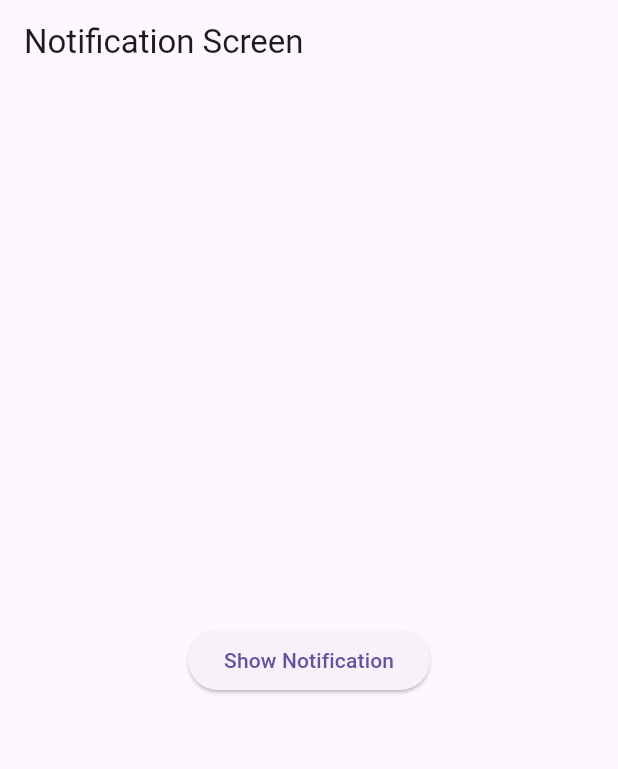
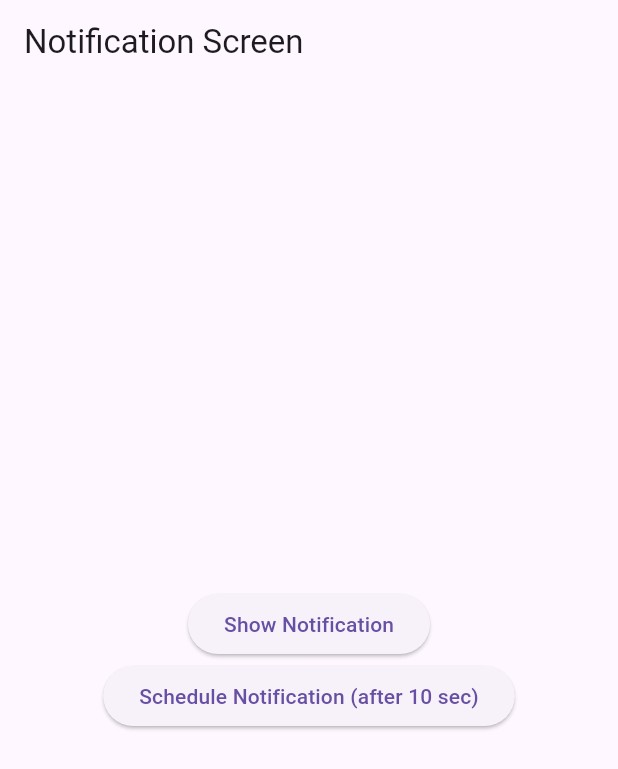
Before and after one commit to rahulkumardev24/flutter_notification-All-Types-Notification-, a Flutter app: the screen it shows after launch, on a phone screen of 412 x 824 dp. Shown: the top 769 px of the screen. Run offline on Flutter 3.47's test engine with Material 3 defaults, Android fonts, the phone set to English and light mode, and no system bars; our stand-ins replace device_info_plus, flutter_local_notifications, permission_handler, shared_preferences, timezone; missing offline and left inert: android_intent_plus.

Commit message:
schuled notification implement

```diff
--- a/lib/main.dart
+++ b/lib/main.dart
@@ -1,10 +1,12 @@
 import 'package:flutter/material.dart';
 import 'package:flutter_notification/screen/notification_screen.dart';
 import 'package:flutter_notification/service/notification_service.dart';
+import 'package:timezone/data/latest_all.dart' as tz;
 
 void main() async {
   WidgetsFlutterBinding.ensureInitialized();
   await NotificationService.initialize();
+  tz.initializeTimeZones();
   runApp(MyApp());
 }
 
--- a/lib/screen/notification_screen.dart
+++ b/lib/screen/notification_screen.dart
@@ -11,16 +11,19 @@ class NotificationScreen extends StatefulWidget {
 
 class _NotificationScreenState extends State<NotificationScreen> {
   @override
+  void initState() {
+    super.initState();
+    NotificationService.initialize();
+  }
+
+  @override
   Widget build(BuildContext context) {
     return Scaffold(
-      appBar: AppBar(
-        title: Text('Notification Screen'),
-      ),
+      appBar: AppBar(title: Text('Notification Screen')),
       body: Center(
         child: Column(
           mainAxisAlignment: MainAxisAlignment.center,
           children: [
-
             ElevatedButton(
               onPressed: () {
                 NotificationService.showNotification(
@@ -30,6 +33,17 @@ class _NotificationScreenState extends State<NotificationScreen> {
               },
               child: Text('Show Notification'),
             ),
+            ElevatedButton(
+              onPressed: () async {
+                final scheduledTime = DateTime.now().add(Duration(seconds: 10));
+                await NotificationService.scheduleNotification(
+                  title: 'Scheduled Notification',
+                  body: 'This was scheduled 10 seconds ago',
+                  scheduledDateTime: scheduledTime,
+                );
+              },
+              child: Text("Schedule Notification (after 10 sec)"),
+            ),
           ],
         ),
       ),
--- a/lib/service/notification_service.dart
+++ b/lib/service/notification_service.dart
@@ -1,25 +1,17 @@
+import 'dart:io';
+
+import 'package:android_intent_plus/android_intent.dart';
+import 'package:android_intent_plus/flag.dart';
+import 'package:device_info_plus/device_info_plus.dart';
 import 'package:flutter_local_notifications/flutter_local_notifications.dart';
 import 'package:permission_handler/permission_handler.dart';
+import 'package:shared_preferences/shared_preferences.dart';
+import 'package:timezone/data/latest_all.dart' as tz;
+import 'package:timezone/timezone.dart' as tz;
 
 class NotificationService {
   static final FlutterLocalNotificationsPlugin _notificationsPlugin =
       FlutterLocalNotificationsPlugin();
-
-  static Future<void> initialize() async {
-    const AndroidInitializationSettings androidSettings =
-        AndroidInitializationSettings('@mipmap/ic_launcher');
-
-    const InitializationSettings settings = InitializationSettings(
-      android: androidSettings,
-    );
-
-    await _notificationsPlugin.initialize(settings);
-
-    // Android 13+ permission
-    if (await Permission.notification.isDenied) {
-      await Permission.notification.request();
-    }
-  }
 
   static Future<void> showNotification({
     required String title,
@@ -41,4 +33,114 @@ class NotificationService {
 
     await _notificationsPlugin.show(0, title, body, notificationDetails);
   }
+
+  static Future<void> scheduleNotification({
+    required String title,
+    required String body,
+    required DateTime scheduledDateTime,
+  }) async {
+    await _notificationsPlugin.zonedSchedule(
+      0,
+      title,
+      body,
+      tz.TZDateTime.from(scheduledDateTime, tz.local),
+      const NotificationDetails(
+        android: AndroidNotificationDetails(
+          'channel_id_1',
+          'Default Channel',
+          channelDescription: 'Used for scheduled notifications',
+          importance: Importance.max,
+          priority: Priority.high,
+          icon: '@mipmap/ic_launcher',
+          largeIcon: DrawableResourceAndroidBitmap('@mipmap/ic_launcher'),
+        ),
+      ),
+      androidScheduleMode: AndroidScheduleMode.exactAllowWhileIdle,
+    );
+  }
+
+  static Future<void> openExactAlarmSettings() async {
+    if (Platform.isAndroid) {
+      final intent = AndroidIntent(
+        action: 'android.settings.REQUEST_SCHEDULE_EXACT_ALARM',
+        flags: <int>[Flag.FLAG_ACTIVITY_NEW_TASK],
+      );
+      await intent.launch();
+    }
+  }
+
+  static Future<void> initialize() async {
+    /// Initialize timezone
+    tz.initializeTimeZones();
+
+    /// Initialize notification plugin
+    const AndroidInitializationSettings androidSettings =
+        AndroidInitializationSettings('@mipmap/ic_launcher');
+    const InitializationSettings settings = InitializationSettings(
+      android: androidSettings,
+    );
+    await _notificationsPlugin.initialize(settings);
+
+    /// Check if this is the first launch
+    final prefs = await SharedPreferences.getInstance();
+    bool isFirstLaunch = prefs.getBool('is_first_launch') ?? true;
+
+    if (isFirstLaunch) {
+      // Request permissions on first launch
+      await _requestNotificationPermissions();
+      await prefs.setBool('is_first_launch', false);
+    } else {
+      // For subsequent launches, check if permissions were denied before
+      if (await Permission.notification.isDenied) {
+        // Optionally show a rationale before requesting again
+        await _requestNotificationPermissions();
+      }
+    }
+  }
+
+  static Future<void> _requestNotificationPermissions() async {
+    // Request Notification Permission (Android 13+)
+    if (Platform.isAndroid) {
+      final androidInfo = await DeviceInfoPlugin().androidInfo;
+      if (androidInfo.version.sdkInt >= 33) {
+        // Android 13+ uses the new notification permission
+        await Permission.notification.request();
+      } else {
+        // For older versions, we need to ensure notifications are enabled
+        // This is usually handled by the notification channel creation
+      }
+    }
+
+    // Check Exact Alarm Permission (Android 12+)
+    if (Platform.isAndroid && await _isExactAlarmPermissionRequired()) {
+      // Check if we already have permission
+      final hasExactAlarmPermission = await _checkExactAlarmPermission();
+
+      if (!hasExactAlarmPermission) {
+        // Show a dialog explaining why we need this permission
+        // Then open settings
+        await openExactAlarmSettings();
+      }
+    }
+  }
+
+  // Helper method to check if exact alarm permission is needed
+  static Future<bool> _isExactAlarmPermissionRequired() async {
+    if (Platform.isAndroid) {
+      final sdkInt = (await DeviceInfoPlugin().androidInfo).version.sdkInt;
+      return sdkInt >= 31; // Android 12 (S) and above
+    }
+    return false;
+  }
+
+  // Helper method to check if exact alarm permission is granted
+  static Future<bool> _checkExactAlarmPermission() async {
+    if (Platform.isAndroid) {
+      final androidInfo = await DeviceInfoPlugin().androidInfo;
+      if (androidInfo.version.sdkInt >= 31) {
+        return await Permission.scheduleExactAlarm.isGranted;
+      }
+    }
+    return true; // For versions that don't require this permission
+  }
 }
```
Also changed, not shown: pubspec.yaml (+16 -0 lines), pubspec.lock, 82 other files.
